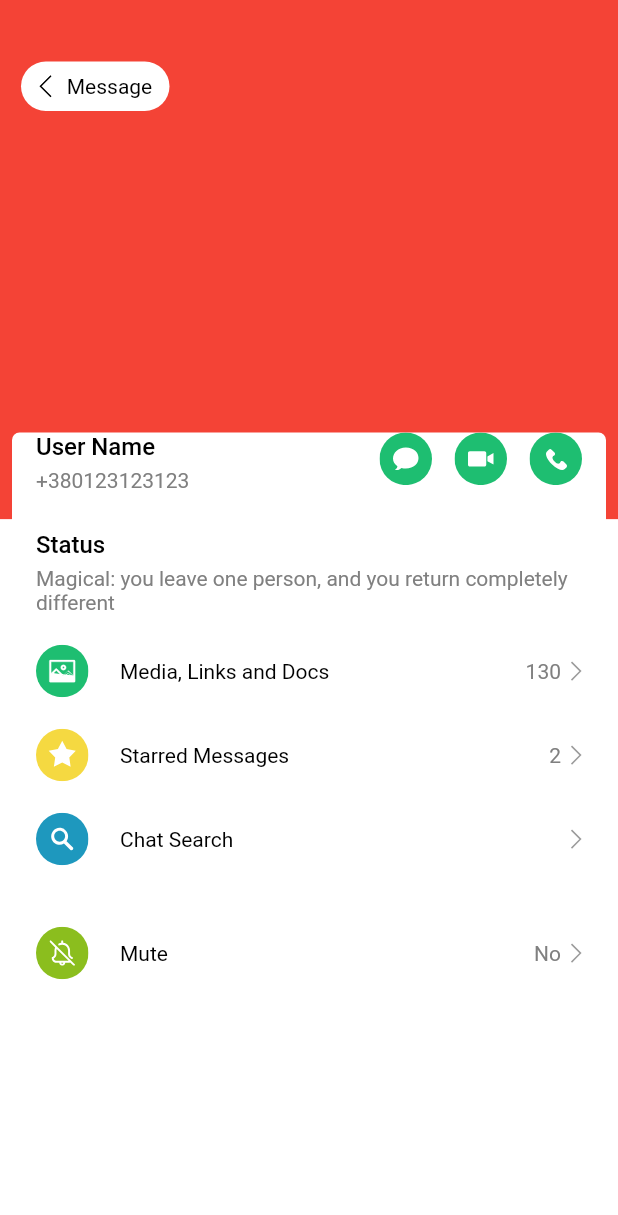
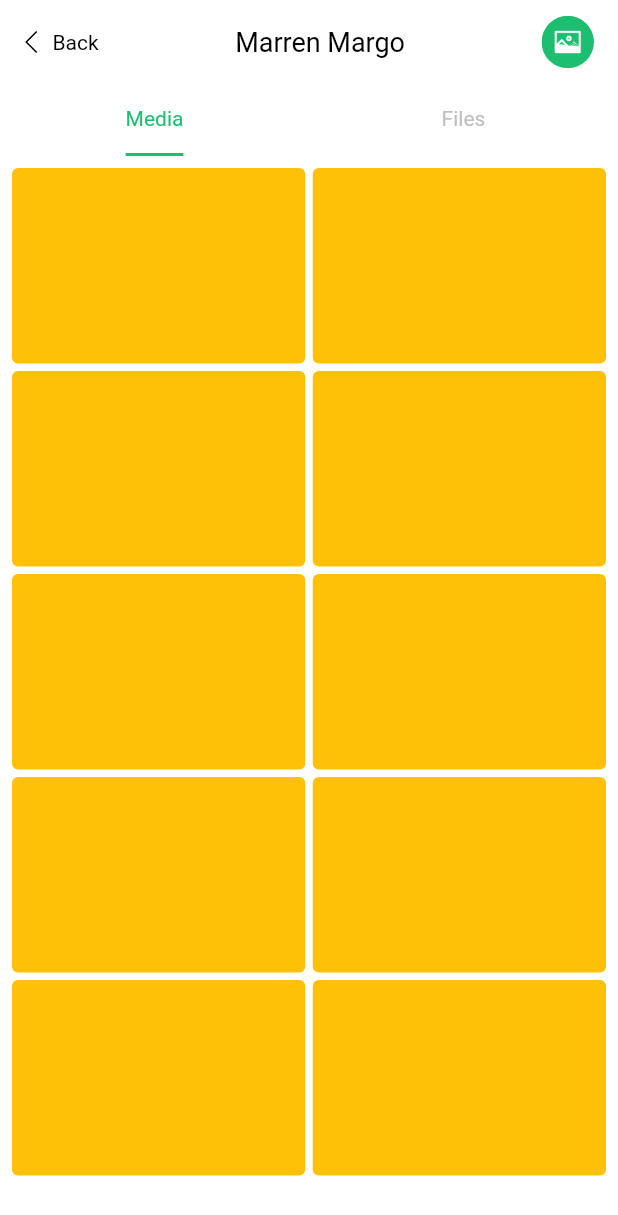
Before and after one commit to yurii-t/chat-app, a Flutter app: the screen it shows after launch, after a tap on "Profile", on a phone screen of 412 x 824 dp. Shown: the top 1215 px of the screen. Run offline on Flutter 3.47's test engine with Material 2 defaults, Android fonts, the phone set to English and light mode, and no system bars; our stand-ins replace auto_route, bloc, cloud_firestore, equatable, firebase_auth, firebase_core and 6 more; accounts and stored records are empty; network calls fail.

Commit message:
add files and media pages

```diff
--- a/lib/presentation/pages/auth/enter_phone_page.dart
+++ b/lib/presentation/pages/auth/enter_phone_page.dart
@@ -145,11 +145,12 @@ class _EnterPhonePageState extends State<EnterPhonePage> {
                   ),
                 ),
                 ElevatedButton(
-                    onPressed: () => context.router.replace(const HomeRoute()),
-                    child: const Text('Skip')),
+                  onPressed: () => context.router.replace(const HomeRoute()),
+                  child: const Text('Skip'),
+                ),
                 ElevatedButton(
                     onPressed: () =>
-                        context.router.replace(const ProfileRoute()),
+                        context.router.replace(FilesNavigationRoute()),
                     child: const Text('Profile')),
                 const SizedBox(
                   height: 80,
--- /dev/null
+++ b/lib/presentation/pages/files/files_navigation_page.dart
@@ -0,0 +1,90 @@
+import 'package:auto_route/auto_route.dart';
+import 'package:chat_app/routes/app_router.gr.dart';
+import 'package:chat_app/theme/app_colors.dart';
+import 'package:flutter/material.dart';
+import 'package:flutter_svg/flutter_svg.dart';
+
+class FilesNavigationPage extends StatelessWidget {
+  const FilesNavigationPage({Key? key}) : super(key: key);
+
+  @override
+  Widget build(BuildContext context) {
+    return AutoTabsRouter.tabBar(
+      routes: const [
+        MediaRoute(),
+        FilesRoute(),
+      ],
+      builder: (context, child, controller) {
+        return Scaffold(
+          backgroundColor: AppColors.white,
+          appBar: AppBar(
+            elevation: 0,
+            backgroundColor: AppColors.white,
+            title: Row(
+              mainAxisAlignment: MainAxisAlignment.spaceBetween,
+              children: [
+                GestureDetector(
+                  onTap: () => context.router.pop(),
+                  child: Row(
+                    mainAxisAlignment: MainAxisAlignment.center,
+                    children: [
+                      SvgPicture.asset('assets/icons/chevron_left.svg'),
+                      const SizedBox(
+                        width: 10,
+                      ),
+                      const Text(
+                        'Back',
+                        style: TextStyle(
+                          color: Colors.black,
+                          fontSize: 14,
+                          fontWeight: FontWeight.w400,
+                        ),
+                      ),
+                    ],
+                  ),
+                ),
+                const Text(
+                  'Marren Margo',
+                  style: TextStyle(
+                    fontSize: 18,
+                    fontWeight: FontWeight.w400,
+                    color: Colors.black,
+                  ),
+                ),
+                SvgPicture.asset('assets/icons/media.svg'),
+              ],
+            ),
+            bottom: TabBar(
+              labelColor: AppColors.green,
+              unselectedLabelColor: AppColors.lightGreytextFieldSearchHintText,
+              indicatorColor: AppColors.green,
+              indicatorSize: TabBarIndicatorSize.label,
+              controller: controller,
+              tabs: const [
+                Tab(
+                  child: Text(
+                    'Media',
+                    style: const TextStyle(
+                      fontSize: 14,
+                      fontWeight: FontWeight.w400,
+                    ),
+                  ),
+                ),
+                Tab(
+                  child: Text(
+                    'Files',
+                    style: const TextStyle(
+                      fontSize: 14,
+                      fontWeight: FontWeight.w400,
+                    ),
+                  ),
+                ),
+              ],
+            ),
+          ),
+          body: child,
+        );
+      },
+    );
+  }
+}
--- /dev/null
+++ b/lib/presentation/pages/files/media_page.dart
@@ -0,0 +1,37 @@
+import 'package:flutter/material.dart';
+
+class MediaPage extends StatefulWidget {
+  const MediaPage({Key? key}) : super(key: key);
+
+  @override
+  State<MediaPage> createState() => _MediaPageState();
+}
+
+class _MediaPageState extends State<MediaPage> {
+  @override
+  Widget build(BuildContext context) {
+    return Scaffold(
+      body: Padding(
+        padding: const EdgeInsets.all(8),
+        child: GridView.builder(
+          gridDelegate: const SliverGridDelegateWithMaxCrossAxisExtent(
+            maxCrossAxisExtent: 200,
+            childAspectRatio: 3 / 2,
+            crossAxisSpacing: 5,
+            mainAxisSpacing: 5,
+          ),
+          itemCount: 10,
+          itemBuilder: (ctx, index) {
+            return Container(
+              alignment: Alignment.center,
+              decoration: BoxDecoration(
+                color: Colors.amber,
+                borderRadius: BorderRadius.circular(4),
+              ),
+            );
+          },
+        ),
+      ),
+    );
+  }
+}
--- a/lib/theme/app_colors.dart
+++ b/lib/theme/app_colors.dart
@@ -7,4 +7,5 @@ class AppColors {
   static const Color lightGrey = Color(0xFFF2F2F2);
   static const Color grey = Color(0xFFB5B5B5);
   static const Color numberPhoneTextGrey = Color(0xFF808080);
+  static const Color lightGreytextFieldSearchHintText = Color(0xFFBEBEBE);
 }
--- a/pubspec.yaml
+++ b/pubspec.yaml
@@ -41,6 +41,7 @@ dependencies:
   intl_phone_number_input: ^0.7.0+2
   pin_code_fields: ^7.4.0
   flutter_slidable: ^1.3.0
+  grouped_list: ^5.1.1
 
 
 
```
Also changed, not shown: lib/presentation/pages/files/files_page.dart (added, +129 -0 lines), lib/routes/app_router.dart (+16 -0 lines), assets/icons/doc.svg (added), lib/routes/app_router.gr.dart, pubspec.lock.
